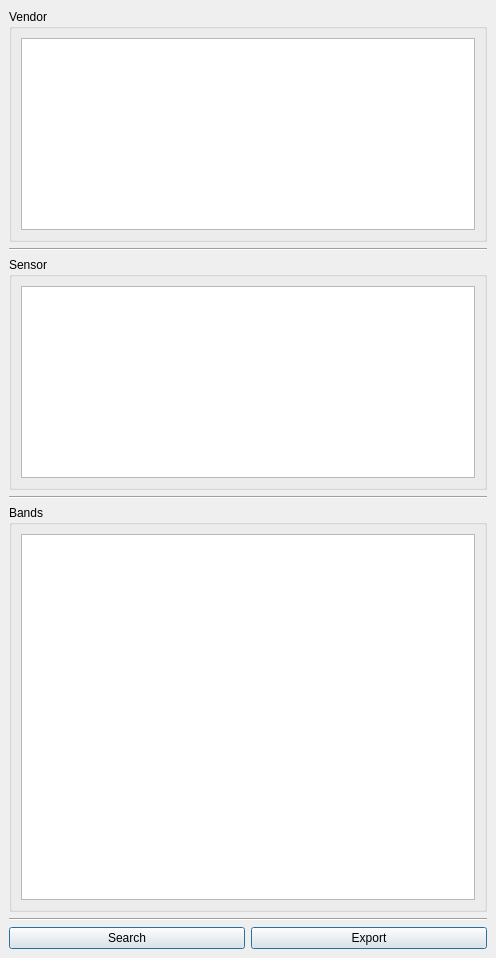
Qt form Catalog/CatalogDialogBase.ui (nagyistge/DGConnect) before a commit.
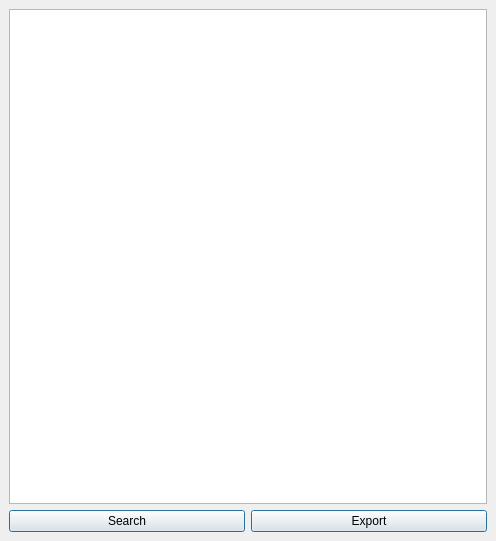
The same form after that commit.

```diff
--- a/Catalog/CatalogDialogBase.ui
+++ b/Catalog/CatalogDialogBase.ui
@@ -7,7 +7,7 @@
     <x>0</x>
     <y>0</y>
     <width>496</width>
-    <height>958</height>
+    <height>541</height>
    </rect>
   </property>
   <property name="sizePolicy">
@@ -27,137 +27,11 @@
     </sizepolicy>
    </property>
    <layout class="QGridLayout" name="gridLayout">
-    <item row="0" column="0">
+    <item row="1" column="0">
      <layout class="QVBoxLayout" name="verticalLayout">
       <property name="sizeConstraint">
        <enum>QLayout::SetNoConstraint</enum>
       </property>
-      <item>
-       <widget class="QGroupBox" name="vendor_group_box">
-        <property name="sizePolicy">
-         <sizepolicy hsizetype="Expanding" vsizetype="Preferred">
-          <horstretch>0</horstretch>
-          <verstretch>0</verstretch>
-         </sizepolicy>
-        </property>
-        <property name="minimumSize">
-         <size>
-          <width>0</width>
-          <height>0</height>
-         </size>
-        </property>
-        <property name="sizeIncrement">
-         <size>
-          <width>1</width>
-          <height>1</height>
-         </size>
-        </property>
-        <property name="title">
-         <string>Vendor</string>
-        </property>
-        <layout class="QGridLayout" name="gridLayout_2">
-         <item row="0" column="0">
-          <widget class="QListView" name="vendor_list_view">
-           <property name="sizePolicy">
-            <sizepolicy hsizetype="Expanding" vsizetype="Preferred">
-             <horstretch>0</horstretch>
-             <verstretch>0</verstretch>
-            </sizepolicy>
-           </property>
-          </widget>
-         </item>
-        </layout>
-       </widget>
-      </item>
-      <item>
-       <widget class="Line" name="line">
-        <property name="sizePolicy">
-         <sizepolicy hsizetype="Expanding" vsizetype="Fixed">
-          <horstretch>0</horstretch>
-          <verstretch>0</verstretch>
-         </sizepolicy>
-        </property>
-        <property name="orientation">
-         <enum>Qt::Horizontal</enum>
-        </property>
-       </widget>
-      </item>
-      <item>
-       <widget class="QGroupBox" name="sensor_group_box">
-        <property name="sizePolicy">
-         <sizepolicy hsizetype="Expanding" vsizetype="Preferred">
-          <horstretch>0</horstretch>
-          <verstretch>0</verstretch>
-         </sizepolicy>
-        </property>
-        <property name="minimumSize">
-         <size>
-          <width>0</width>
-          <height>0</height>
-         </size>
-        </property>
-        <property name="title">
-         <string>Sensor</string>
-        </property>
-        <layout class="QGridLayout" name="gridLayout_3">
-         <item row="0" column="0">
-          <widget class="QListView" name="sensor_list_view">
-           <property name="sizePolicy">
-            <sizepolicy hsizetype="Expanding" vsizetype="Preferred">
-             <horstretch>0</horstretch>
-             <verstretch>0</verstretch>
-            </sizepolicy>
-           </property>
-          </widget>
-         </item>
-        </layout>
-       </widget>
-      </item>
-      <item>
-       <widget class="Line" name="line_2">
-        <property name="sizePolicy">
-         <sizepolicy hsizetype="Expanding" vsizetype="Fixed">
-          <horstretch>0</horstretch>
-          <verstretch>0</verstretch>
-         </sizepolicy>
-        </property>
-        <property name="orientation">
-         <enum>Qt::Horizontal</enum>
-        </property>
-       </widget>
-      </item>
-      <item>
-       <widget class="QGroupBox" name="band_group_box">
-        <property name="sizePolicy">
-         <sizepolicy hsizetype="Expanding" vsizetype="Expanding">
-          <horstretch>0</horstretch>
-          <verstretch>0</verstretch>
-         </sizepolicy>
-        </property>
-        <property name="title">
-         <string>Bands</string>
-        </property>
-        <layout class="QGridLayout" name="gridLayout_4">
-         <item row="0" column="0">
-          <widget class="QListView" name="band_list_view">
-           <property name="sizePolicy">
-            <sizepolicy hsizetype="Expanding" vsizetype="Expanding">
-             <horstretch>0</horstretch>
-             <verstretch>0</verstretch>
-            </sizepolicy>
-           </property>
-          </widget>
-         </item>
-        </layout>
-       </widget>
-      </item>
-      <item>
-       <widget class="Line" name="line_3">
-        <property name="orientation">
-         <enum>Qt::Horizontal</enum>
-        </property>
-       </widget>
-      </item>
       <item>
        <layout class="QHBoxLayout" name="button_layout">
         <item>
@@ -184,6 +58,9 @@
       </item>
      </layout>
     </item>
+    <item row="0" column="0">
+     <widget class="QTableView" name="table_view"/>
+    </item>
    </layout>
   </widget>
  </widget>
```
